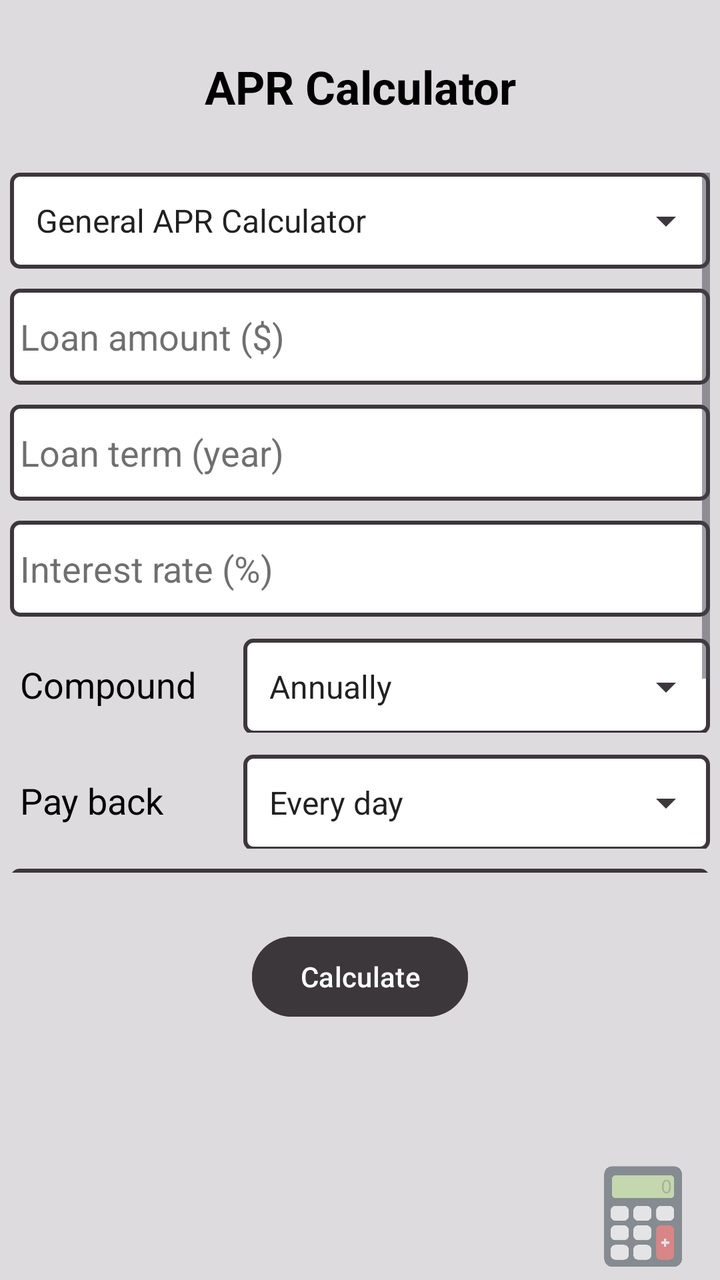
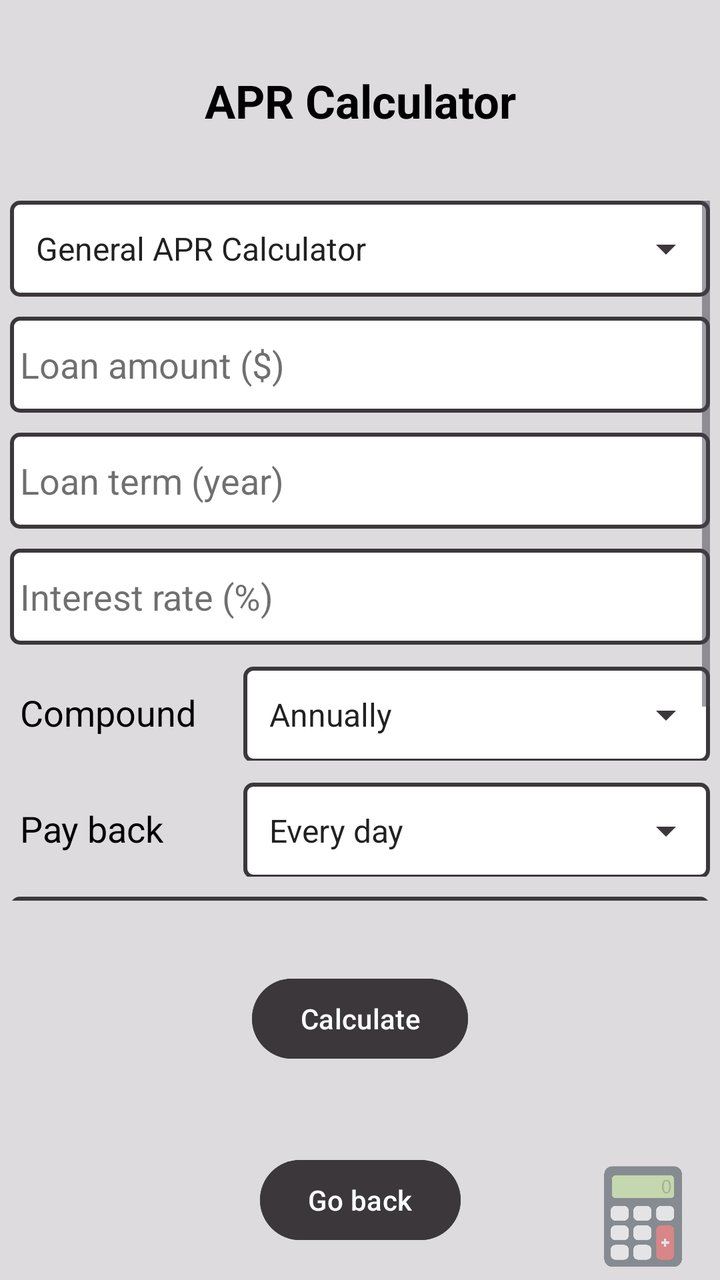

The first picture is an Android layout as it rendered before a commit; the second is the same layout after the commit. The layout source and the unified diff follow.
<!-- AndroidManifest.xml: application theme Theme.FinCal -->
<!-- res/layout/activity_category1_option9.xml -->
<?xml version="1.0" encoding="utf-8"?>
<androidx.constraintlayout.widget.ConstraintLayout xmlns:android="http://schemas.android.com/apk/res/android"
    xmlns:app="http://schemas.android.com/apk/res-auto"
    xmlns:tools="http://schemas.android.com/tools"
    android:id="@+id/main"
    android:layout_width="match_parent"
    android:layout_height="match_parent"
    android:background="@color/app_background"
    tools:context=".Category1Option9Activity">

    <TextView
        android:id="@+id/optionsTitle"
        android:layout_width="wrap_content"
        android:layout_height="wrap_content"
        android:gravity="center"
        android:text="@string/calc_apr"
        android:textColor="@color/text_primary"
        android:textSize="23sp"
        android:textStyle="bold"
        app:layout_constraintBottom_toTopOf="@id/scrollView"
        app:layout_constraintEnd_toEndOf="parent"
        app:layout_constraintStart_toStartOf="parent"
        app:layout_constraintTop_toTopOf="parent" />

    <ScrollView
        android:id="@+id/scrollView"
        android:layout_width="350dp"
        android:layout_height="350dp"
        app:layout_constraintBottom_toTopOf="@id/calculateButton"
        app:layout_constraintEnd_toEndOf="parent"
        app:layout_constraintStart_toStartOf="parent"
        app:layout_constraintTop_toBottomOf="@id/optionsTitle">

        <LinearLayout
            android:id="@+id/optionsLayout"
            android:layout_width="match_parent"
            android:layout_height="wrap_content"
            android:orientation="vertical">


            <Spinner
                android:id="@+id/refAPRSpinner"
                android:layout_width="match_parent"
                android:layout_height="48dp"
                android:layout_marginBottom="10dp"
                android:background="@drawable/spinner_background"
                android:entries="@array/ref_apr_options"
                android:paddingStart="5dp"
                android:paddingEnd="5dp"
                android:theme="@style/ThemeOverlay.AppCompat.Light" />

            <EditText
                android:id="@+id/houseValue"
                android:layout_width="match_parent"
                android:layout_height="48dp"
                android:layout_marginBottom="10dp"
                android:background="@drawable/edit_text_border"
                android:ems="10"
                android:gravity="center_vertical"
                android:hint="@string/house_value"
                android:importantForAutofill="no"
                android:inputType="numberDecimal"
                android:paddingStart="5dp"
                android:paddingEnd="5dp"
                android:textColor="@color/text_primary"
                android:textColorHint="@color/text_hint_color"
                android:visibility="gone"
                tools:ignore="DuplicateSpeakableTextCheck"
                tools:visibility="visible" />

            <EditText
                android:id="@+id/downPayment"
                android:layout_width="match_parent"
                android:layout_height="48dp"
                android:layout_marginBottom="10dp"
                android:background="@drawable/edit_text_border"
                android:ems="10"
                android:gravity="center_vertical"
                android:hint="@string/down_payment_percent"
                android:importantForAutofill="no"
                android:inputType="numberDecimal"
                android:paddingStart="5dp"
                android:paddingEnd="5dp"
                android:textColor="@color/text_primary"
                android:textColorHint="@color/text_hint_color"
                android:visibility="gone"
                tools:visibility="visible" />

            <EditText
                android:id="@+id/loanAmount"
                android:layout_width="match_parent"
                android:layout_height="48dp"
                android:layout_marginBottom="10dp"
                android:background="@drawable/edit_text_border"
                android:ems="10"
                android:gravity="center_vertical"
                android:hint="@string/loan_amount"
                android:importantForAutofill="no"
                android:inputType="numberDecimal"
                android:paddingStart="5dp"
                android:paddingEnd="5dp"
                android:textColor="@color/text_primary"
                android:textColorHint="@color/text_hint_color"
                android:visibility="visible" />

            <EditText
                android:id="@+id/loanTerm"
                android:layout_width="match_parent"
                android:layout_height="48dp"
                android:layout_marginBottom="10dp"
                android:background="@drawable/edit_text_border"
                android:ems="10"
                android:gravity="center_vertical"
                android:hint="@string/loan_term"
                android:importantForAutofill="no"
                android:inputType="numberDecimal"
                android:paddingStart="5dp"
                android:paddingEnd="5dp"
                android:textColor="@color/text_primary"
                android:textColorHint="@color/text_hint_color"
                android:visibility="visible" />

            <EditText
                android:id="@+id/interestRate"
                android:layout_width="match_parent"
                android:layout_height="48dp"
                android:layout_marginBottom="10dp"
                android:background="@drawable/edit_text_border"
                android:ems="10"
                android:gravity="center_vertical"
                android:hint="@string/interest_rate"
                android:importantForAutofill="no"
                android:inputType="numberDecimal"
                android:paddingStart="5dp"
                android:paddingEnd="5dp"
                android:textColor="@color/text_primary"
                android:textColorHint="@color/text_hint_color"
                android:visibility="visible" />

            <LinearLayout
                android:layout_width="match_parent"
                android:layout_height="wrap_content"
                android:orientation="horizontal"
                android:paddingBottom="10dp">

                <TextView
                    android:layout_width="match_parent"
                    android:layout_height="48dp"
                    android:layout_weight="2"
                    android:gravity="center_vertical"
                    android:paddingStart="5dp"
                    android:paddingEnd="5dp"
                    android:text="@string/compound"
                    android:textColor="@color/text_primary"
                    android:textSize="18sp"
                    tools:ignore="RtlSymmetry" />

                <Spinner
                    android:id="@+id/refCompoundSpinner"
                    android:layout_width="match_parent"
                    android:layout_height="48dp"
                    android:layout_weight="1"
                    android:background="@drawable/spinner_background"
                    android:entries="@array/ref_compound_options"
                    android:paddingStart="5dp"
                    android:paddingEnd="5dp"
                    android:theme="@style/ThemeOverlay.AppCompat.Light" />

            </LinearLayout>

            <LinearLayout
                android:layout_width="match_parent"
                android:layout_height="wrap_content"
                android:orientation="horizontal"
                android:paddingBottom="10dp">

                <TextView
                    android:layout_width="match_parent"
                    android:layout_height="48dp"
                    android:layout_weight="2"
                    android:gravity="center_vertical"
                    android:paddingStart="5dp"
                    android:paddingEnd="5dp"
                    android:text="@string/pay_back"
                    android:textColor="@color/text_primary"
                    android:textSize="18sp" />

                <Spinner
                    android:id="@+id/refPaybackSpinner"
                    android:layout_width="match_parent"
                    android:layout_height="48dp"
                    android:layout_weight="1"
                    android:background="@drawable/spinner_background"
                    android:entries="@array/ref_payback_options"
                    android:paddingStart="5dp"
                    android:paddingEnd="5dp"
                    android:theme="@style/ThemeOverlay.AppCompat.Light" />

            </LinearLayout>

            <EditText
                android:id="@+id/loanFees"
                android:layout_width="match_parent"
                android:layout_height="48dp"
                android:layout_marginBottom="10dp"
                android:background="@drawable/edit_text_border"
                android:ems="10"
                android:gravity="center_vertical"
                android:hint="@string/loaned_fees"
                android:importantForAutofill="no"
                android:inputType="numberDecimal"
                android:paddingStart="5dp"
                android:paddingEnd="5dp"
                android:textColor="@color/text_primary"
                android:textColorHint="@color/text_hint_color"
                android:visibility="visible" />

            <EditText
                android:id="@+id/upfrontFees"
                android:layout_width="match_parent"
                android:layout_height="48dp"
                android:layout_marginBottom="10dp"
                android:background="@drawable/edit_text_border"
                android:ems="10"
                android:gravity="center_vertical"
                android:hint="@string/upfront_fees"
                android:importantForAutofill="no"
                android:inputType="numberDecimal"
                android:paddingStart="5dp"
                android:paddingEnd="5dp"
                android:textColor="@color/text_primary"
                android:textColorHint="@color/text_hint_color"
                android:visibility="visible" />


            <EditText
                android:id="@+id/mortgageLoanFees"
                android:layout_width="match_parent"
                android:layout_height="48dp"
                android:layout_marginBottom="10dp"
                android:background="@drawable/edit_text_border"
                android:ems="10"
                android:gravity="center_vertical"
                android:hint="@string/loan_fees"
                android:importantForAutofill="no"
                android:inputType="numberDecimal"
                android:paddingStart="5dp"
                android:paddingEnd="5dp"
                android:textColor="@color/text_primary"
                android:textColorHint="@color/text_hint_color"
                android:visibility="gone"
                tools:visibility="visible" />

            <EditText
                android:id="@+id/points"
                android:layout_width="match_parent"
                android:layout_height="48dp"
                android:layout_marginBottom="10dp"
                android:background="@drawable/edit_text_border"
                android:ems="10"
                android:gravity="center_vertical"
                android:hint="@string/points_discount_points"
                android:importantForAutofill="no"
                android:inputType="numberDecimal"
                android:paddingStart="5dp"
                android:paddingEnd="5dp"
                android:textColor="@color/text_primary"
                android:textColorHint="@color/text_hint_color"
                android:visibility="gone"
                tools:visibility="visible" />

            <EditText
                android:id="@+id/pmiInsurance"
                android:layout_width="match_parent"
                android:layout_height="48dp"
                android:layout_marginBottom="10dp"
                android:background="@drawable/edit_text_border"
                android:ems="10"
                android:gravity="center_vertical"
                android:hint="@string/pmi_insurance_per_year"
                android:importantForAutofill="no"
                android:inputType="numberDecimal"
                android:paddingStart="5dp"
                android:paddingEnd="5dp"
                android:textColor="@color/text_primary"
                android:textColorHint="@color/text_hint_color"
                android:visibility="gone"
                tools:visibility="visible" />

            <LinearLayout
                android:id="@+id/resultContainer"
                android:layout_width="match_parent"
                android:layout_height="wrap_content"
                android:layout_marginBottom="20dp"
                android:orientation="vertical" />


        </LinearLayout>
    </ScrollView>

    <Button
        android:id="@+id/calculateButton"
        android:layout_width="wrap_content"
        android:layout_height="wrap_content"
        android:layout_marginBottom="100dp"
        android:backgroundTint="@color/button_calculate"
        android:text="@string/calculate_button"
        android:textColor="@color/text_secondary"
        app:layout_constraintBottom_toBottomOf="parent"
        app:layout_constraintEnd_toEndOf="parent"
        app:layout_constraintStart_toStartOf="parent"
        app:layout_constraintTop_toBottomOf="@id/scrollView" />

    <ImageView
        android:id="@+id/logo"
        android:layout_width="67dp"
        android:layout_height="73dp"
        android:layout_marginEnd="5dp"
        android:layout_marginBottom="-5dp"
        android:alpha=".5"
        android:importantForAccessibility="no"
        app:layout_constraintBottom_toBottomOf="parent"
        app:layout_constraintEnd_toEndOf="parent"
        app:srcCompat="@drawable/logo"
        tools:ignore="ImageContrastCheck,VisualLintBounds" />
</androidx.constraintlayout.widget.ConstraintLayout>
<!-- resources referenced by this layout -->
<resources>
  <string-array name="ref_apr_options">
          <item>General APR Calculator</item>
          <item>Mortgage APR Calculator</item>
      </string-array>
  <string-array name="ref_compound_options">
          <item>Annually</item>
          <item>Semi-annually</item>
          <item>Quarterly</item>
          <item>Monthly</item>
          <item>Semi-monthly</item>
          <item>Biweekly</item>
          <item>Weekly</item>
          <item>Daily</item>
          <item>Continuously</item>
      </string-array>
  <string-array name="ref_payback_options">
          <item>Every day</item>
          <item>Every week</item>
          <item>Every 2 weeks</item>
          <item>Every half month</item>
          <item>Every month</item>
          <item>Every quarter</item>
          <item>Every 6 Months</item>
          <item>Every year</item>
      </string-array>
  <color name="app_background">#DDDBDE</color>
  <color name="button_calculate">#3B373B</color>
  <color name="text_hint_color">#90000000</color>
  <color name="text_primary">#000000</color>
  <color name="text_secondary">#FFFFFFFF</color>
  <!-- drawable edit_text_border (drawable) -->
  <?xml version="1.0" encoding="utf-8"?>
  <shape xmlns:android="http://schemas.android.com/apk/res/android"
      android:shape="rectangle">
      <solid android:color="@color/white" />
      <stroke
          android:width="2dp"
          android:color="@color/text_third" />
      <corners android:radius="4dp" />
  </shape>
  <!-- drawable spinner_background (drawable) -->
  <?xml version="1.0" encoding="utf-8"?>
  <layer-list xmlns:android="http://schemas.android.com/apk/res/android">
      <item>
          <shape android:shape="rectangle">
              <solid android:color="@color/white" />
              <stroke
                  android:width="2dp"
                  android:color="@color/text_third" />
              <corners android:radius="4dp" />
          </shape>
      </item>
      <item
          android:drawable="@drawable/ic_arrow_drop_down"
          android:gravity="end|center_vertical"
          android:right="10dp" />
  </layer-list>
  <string name="calc_apr">APR Calculator</string>
  <string name="calculate_button">Calculate</string>
  <string name="compound">Compound</string>
  <string name="down_payment_percent">Down payment (%)</string>
  <string name="house_value">House value ($)</string>
  <string name="interest_rate">Interest rate (%)</string>
  <string name="loan_amount">Loan amount ($)</string>
  <string name="loan_fees">Loan fees ($)</string>
  <string name="loan_term">Loan term (year)</string>
  <string name="loaned_fees">Loaned fees ($)</string>
  <string name="pay_back">Pay back</string>
  <string name="pmi_insurance_per_year">PMI insurance ($) per year</string>
  <string name="points_discount_points">Points (discount points)</string>
  <string name="upfront_fees">Upfront fees ($)</string>
  <style name="Theme.FinCal" parent="Base.Theme.FinCal" />
  <color name="white">#FFFFFFFF</color>
  <color name="text_third">#3B373B</color>
  <!-- drawable ic_arrow_drop_down (drawable) -->
  <vector xmlns:android="http://schemas.android.com/apk/res/android"
      android:width="24dp"
      android:height="24dp"
      android:viewportWidth="24"
      android:viewportHeight="24"
      android:tint="@color/text_third">
      <path
          android:fillColor="#000000"
          android:pathData="M7,10l5,5l5,-5z"/>
  </vector>
  <style name="Base.Theme.FinCal" parent="Theme.Material3.DayNight.NoActionBar">
          
          <item name="colorPrimary">@color/button_navigation</item>
          <item name="android:windowBackground">@color/app_background</item>
          <item name="colorSurface">@color/app_background</item>
          <item name="colorOnSurface">@color/text_primary</item>
          <item name="android:textColorPrimary">@color/text_primary</item>
          <item name="colorSecondary">@color/button_navigation</item>
          <item name="colorOnPrimary">@color/app_background</item>
      </style>
  <color name="button_navigation">#3B373B</color>
  <!-- unchanged entries left out for length: 1 -->
</resources>

<!-- the commit's change to res/layout/activity_category1_option9.xml (unified diff, before → after) -->
@@ -302,14 +302,26 @@
         android:id="@+id/calculateButton"
         android:layout_width="wrap_content"
         android:layout_height="wrap_content"
-        android:layout_marginBottom="100dp"
+        android:layout_marginBottom="8dp"
         android:backgroundTint="@color/button_calculate"
         android:text="@string/calculate_button"
         android:textColor="@color/text_secondary"
-        app:layout_constraintBottom_toBottomOf="parent"
+        app:layout_constraintBottom_toTopOf="@id/backButton"
         app:layout_constraintEnd_toEndOf="parent"
         app:layout_constraintStart_toStartOf="parent"
         app:layout_constraintTop_toBottomOf="@id/scrollView" />
+
+    <Button
+        android:id="@+id/backButton"
+        android:layout_width="wrap_content"
+        android:layout_height="wrap_content"
+        android:layout_marginBottom="16dp"
+        android:backgroundTint="@color/button_navigation"
+        android:text="@string/button_back"
+        android:textColor="@color/text_secondary"
+        app:layout_constraintBottom_toBottomOf="parent"
+        app:layout_constraintEnd_toEndOf="parent"
+        app:layout_constraintStart_toStartOf="parent" />
 
     <ImageView
         android:id="@+id/logo"
<!-- resource entries referenced after the edit -->
@@ -57,6 +57,7 @@
           android:gravity="end|center_vertical"
           android:right="10dp" />
   </layer-list>
+  <string name="button_back">Go back</string>
   <string name="calc_apr">APR Calculator</string>
   <string name="calculate_button">Calculate</string>
   <string name="compound">Compound</string>
